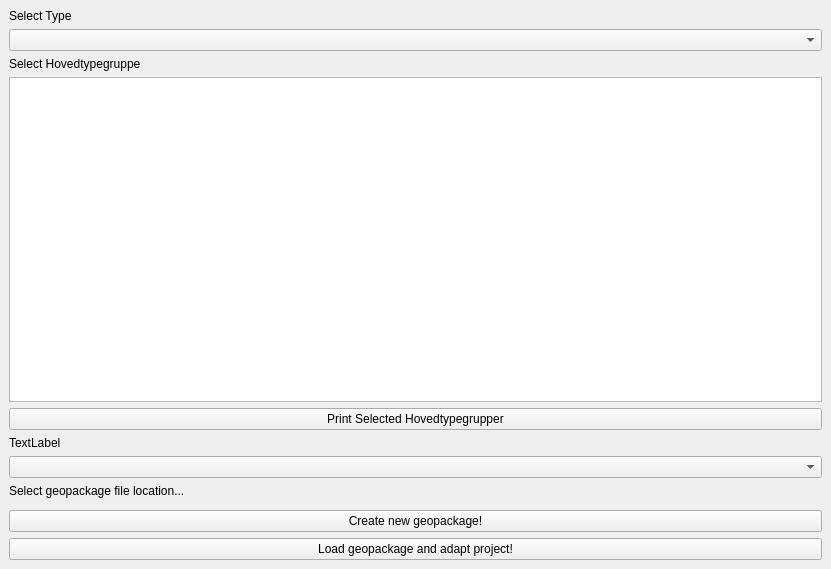
Qt form nin_qgis_plugin/nin_qgis_plugin_dockwidget_base.ui (geco-nhm/nin-qgis-plugin) before a commit.
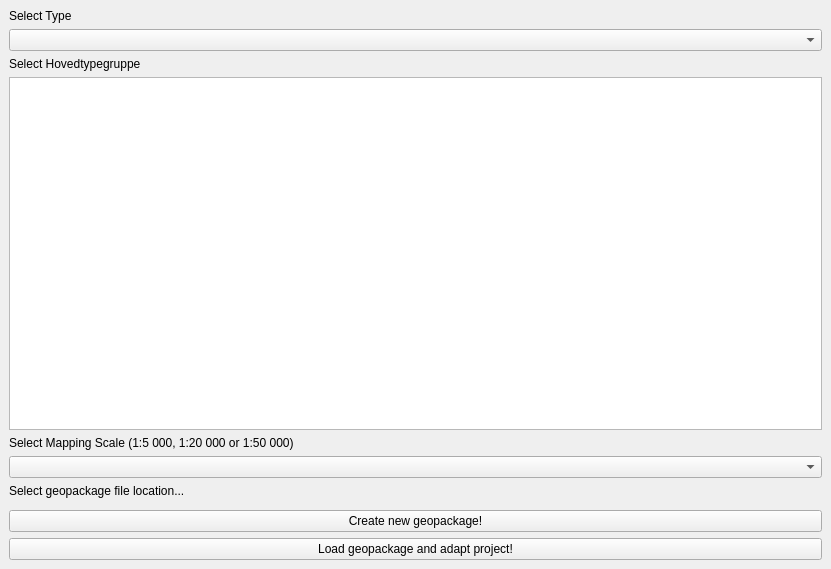
The same form after that commit. Custom widgets are drawn as their Qt base class.

```diff
--- a/nin_qgis_plugin/nin_qgis_plugin_dockwidget_base.ui
+++ b/nin_qgis_plugin/nin_qgis_plugin_dockwidget_base.ui
@@ -79,16 +79,9 @@
      </widget>
     </item>
     <item row="4" column="0">
-     <widget class="QPushButton" name="printSelection">
-      <property name="text">
-       <string>Print Selected Hovedtypegrupper</string>
-      </property>
-     </widget>
-    </item>
-    <item row="5" column="0">
      <widget class="QLabel" name="LabSelectMappingScale">
       <property name="text">
-       <string>TextLabel</string>
+       <string>Select Mapping Scale (1:5 000, 1:20 000 or 1:50 000)</string>
       </property>
      </widget>
     </item>
```
Left out of the diff: 14 changed lines with no effect on the pictures.
